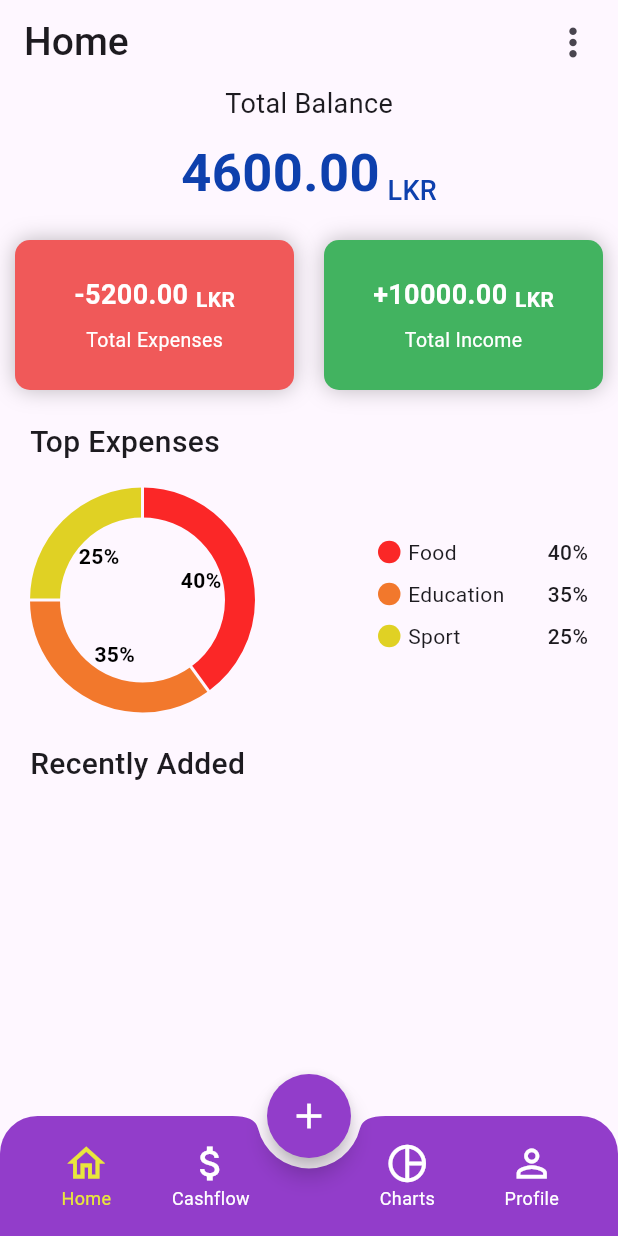
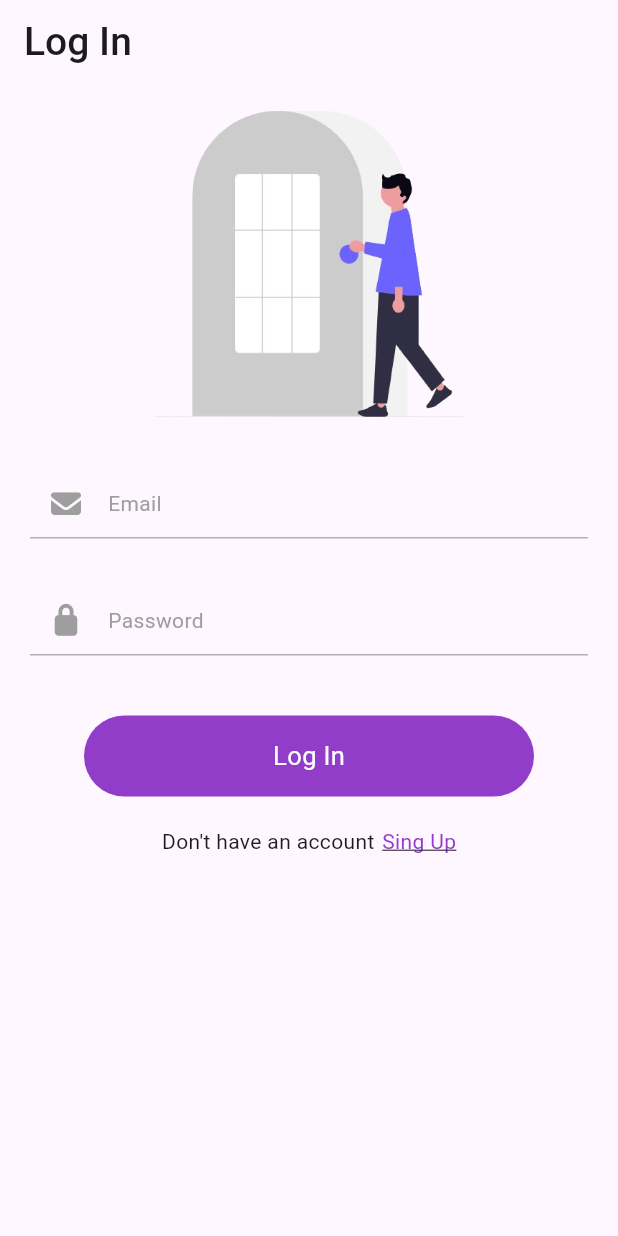
Before and after one commit to Lavindu208/Budget-Pro, a Flutter app: the screen it shows after launch, on a phone screen of 412 x 824 dp. Run offline on Flutter 3.47's test engine with Material 3 defaults, Android fonts, the phone set to English and light mode, and no system bars; drawn by our look-alikes of fl_chart; our stand-ins replace cloud_firestore, firebase_auth, firebase_core, flutter_bloc, font_awesome_flutter, percent_indicator; accounts and stored records are empty.

Commit message:
created the sign up and login pages. Project connect with the firebase authentication

```diff
--- /dev/null
+++ b/lib/domain/authentication/auth_gate.dart
@@ -0,0 +1,25 @@
+import 'package:budget_pro/app.dart';
+import 'package:budget_pro/presentation/screens/log_in.dart';
+import 'package:firebase_auth/firebase_auth.dart';
+import 'package:flutter/material.dart';
+
+class AuthGate extends StatelessWidget {
+  const AuthGate({super.key});
+
+  @override
+  Widget build(BuildContext context) {
+    return StreamBuilder<User?>(
+      stream: FirebaseAuth.instance.authStateChanges(),
+      builder: (context, snapshot) {
+        if (snapshot.connectionState == ConnectionState.waiting) {
+          return Scaffold(body: Center(child: CircularProgressIndicator()));
+        }
+
+        if (snapshot.hasData) {
+          return App();
+        }
+        return LogIn();
+      },
+    );
+  }
+}
--- /dev/null
+++ b/lib/domain/authentication/auth_repository.dart
@@ -0,0 +1,53 @@
+import 'package:budget_pro/domain/routes/routes.dart';
+import 'package:cloud_firestore/cloud_firestore.dart';
+import 'package:firebase_auth/firebase_auth.dart';
+import 'package:flutter/material.dart';
+
+class AuthRepository {
+  final FirebaseAuth _auth = FirebaseAuth.instance;
+  final FirebaseFirestore _db = FirebaseFirestore.instance;
+
+  Future<void> signUpUser(
+    String email,
+    String password,
+    BuildContext context,
+  ) async {
+    try {
+      UserCredential credential = await _auth.createUserWithEmailAndPassword(
+        email: email,
+        password: password,
+      );
+      String uID = credential.user!.uid;
+      await _db.collection('users').doc(uID).set({
+        'email': email,
+        'createdAt': FieldValue.serverTimestamp(),
+      });
+      if (context.mounted) {
+        Navigator.pushNamed(context, AppRoutes.logIn);
+        debugPrint('login');
+      }
+    } catch (e) {
+      throw Exception("Failed to sing up : $e");
+    }
+  }
+
+  Future<void> logIn(
+    String email,
+    String password,
+    BuildContext context,
+  ) async {
+    try {
+      await _auth.signInWithEmailAndPassword(email: email, password: password);
+      if (context.mounted) {
+        Navigator.pushNamed(context, AppRoutes.app);
+        debugPrint('login');
+      }
+    } catch (e) {
+      throw Exception("Login failed : $e");
+    }
+  }
+
+  Future<void> logOut() async {
+    await _auth.signOut();
+  }
+}
--- a/lib/domain/routes/routes.dart
+++ b/lib/domain/routes/routes.dart
@@ -2,4 +2,7 @@ class AppRoutes {
   static const String splash = '/';
   static const String addExpense = '/addExpense';
   static const String addIncome = '/add_income';
+  static const String signUp = '/sign_up';
+  static const String logIn = '/log_in';
+  static const String app = './app';
 }
--- a/lib/main.dart
+++ b/lib/main.dart
@@ -1,3 +1,5 @@
+import 'package:budget_pro/app.dart';
+import 'package:budget_pro/domain/authentication/auth_gate.dart';
 import 'package:budget_pro/domain/bloc/add_new_expense_bloc.dart';
 import 'package:budget_pro/domain/bloc/add_new_income_bloc.dart';
 import 'package:budget_pro/domain/bloc/bottomNavigator/navigator_event.dart';
@@ -8,10 +10,11 @@ import 'package:budget_pro/domain/income_repository.dart';
 import 'package:budget_pro/firebase_options.dart';
 import 'package:budget_pro/presentation/screens/addExpense.dart';
 import 'package:budget_pro/presentation/screens/add_income.dart';
+import 'package:budget_pro/presentation/screens/log_in.dart';
+import 'package:budget_pro/presentation/screens/signup.dart';
 import 'package:firebase_core/firebase_core.dart';
 import 'package:flutter/material.dart';
 import 'package:flutter_bloc/flutter_bloc.dart';
-import 'app.dart';
 import './domain/routes/routes.dart';
 
 void main() async {
@@ -57,10 +60,13 @@ class MyApp extends StatelessWidget {
     return MaterialApp(
       debugShowCheckedModeBanner: false,
       title: 'Budget Pro',
-      home: App(),
+      home: AuthGate(),
       routes: {
         AppRoutes.addExpense: (context) => const AddExpense(),
         AppRoutes.addIncome: (context) => const AddIncome(),
+        AppRoutes.signUp: (context) => const SignUp(),
+        AppRoutes.logIn: (context) => const LogIn(),
+        AppRoutes.app: (context) => const App(),
       },
     );
   }
--- a/lib/presentation/components/custom_numpad_widget.dart
+++ b/lib/presentation/components/custom_numpad_widget.dart
@@ -1,7 +1,6 @@
 import 'package:budget_pro/domain/bloc/add_new_expense_bloc.dart';
 import 'package:budget_pro/domain/bloc/add_new_income_bloc.dart';
 import 'package:budget_pro/domain/bloc/display_category_cubit.dart';
-import 'package:budget_pro/domain/show_select_option.dart';
 import 'package:budget_pro/presentation/appColors/app_colors.dart';
 import 'package:flutter/material.dart';
 import 'package:flutter_bloc/flutter_bloc.dart';
@@ -108,7 +107,8 @@ class _CustomNumpad extends State<CustomNumpad> {
                     SizedBox(width: 5),
                     InkWell(
                       onTap: () {
-                        widget.previousRoute == 'expense_item'
+                        print(widget.previousRoute);
+                        widget.previousRoute == '/addExpense'
                             ? context.read<AddNewExpenseBloc>().add(
                                 AddNewExpenseItem(
                                   context.read<DisplayCategoryCubit>().state,
--- /dev/null
+++ b/lib/presentation/screens/log_in.dart
@@ -0,0 +1,151 @@
+import 'package:budget_pro/domain/authentication/auth_repository.dart';
+import 'package:budget_pro/domain/routes/routes.dart';
+import 'package:budget_pro/presentation/appColors/app_colors.dart';
+import 'package:flutter/material.dart';
+import 'package:font_awesome_flutter/font_awesome_flutter.dart';
+
+class LogIn extends StatefulWidget {
+  const LogIn({super.key});
+
+  @override
+  State<LogIn> createState() => _LogInState();
+}
+
+class _LogInState extends State<LogIn> {
+  final TextEditingController _emailPinController = TextEditingController();
+  final TextEditingController _passwordPinController = TextEditingController();
+  AuthRepository authRepository = AuthRepository();
+
+  @override
+  void dispose() {
+    _emailPinController.dispose();
+    _passwordPinController.dispose();
+    super.dispose();
+  }
+
+  @override
+  Widget build(BuildContext context) {
+    return Scaffold(
+      appBar: AppBar(
+        title: Text(
+          'Log In',
+          style: TextStyle(fontSize: 26, fontWeight: FontWeight.w500),
+        ),
+      ),
+      body: Column(
+        crossAxisAlignment: CrossAxisAlignment.center,
+        children: [
+          Align(
+            alignment: Alignment.center,
+            child: Image.asset(
+              width: 240,
+              height: 240,
+              'assets/images/log_in.png',
+            ),
+          ),
+          SizedBox(height: 15),
+          Container(
+            padding: EdgeInsets.symmetric(horizontal: 20),
+            child: Column(
+              crossAxisAlignment: CrossAxisAlignment.center,
+              children: [
+                TextField(
+                  textAlignVertical: TextAlignVertical.center,
+                  controller: _emailPinController,
+                  decoration: InputDecoration(
+                    contentPadding: EdgeInsets.symmetric(horizontal: 10),
+                    hint: const Text(
+                      'Email',
+                      style: TextStyle(color: Colors.grey),
+                    ),
+                    prefixIcon: Icon(
+                      FontAwesomeIcons.solidEnvelope,
+                      size: 20,
+                      color: Colors.grey,
+                    ),
+                    enabledBorder: UnderlineInputBorder(
+                      borderSide: BorderSide(
+                        color: const Color.fromARGB(255, 177, 177, 177),
+                        width: 1,
+                      ),
+                    ),
+                  ),
+                ),
+                SizedBox(height: 30),
+                TextField(
+                  textAlignVertical: TextAlignVertical.center,
+                  controller: _passwordPinController,
+                  decoration: InputDecoration(
+                    contentPadding: EdgeInsets.symmetric(horizontal: 10),
+                    hint: const Text(
+                      'Password',
+                      style: TextStyle(color: Colors.grey),
+                    ),
+                    prefixIcon: Icon(
+                      FontAwesomeIcons.lock,
+                      size: 20,
+                      color: Colors.grey,
+                    ),
+                    enabledBorder: UnderlineInputBorder(
+                      borderSide: BorderSide(
+                        color: const Color.fromARGB(255, 177, 177, 177),
+                        width: 1,
+                      ),
+                    ),
+                  ),
+                ),
+                SizedBox(height: 40),
+                Material(
+                  child: InkWell(
+                    borderRadius: BorderRadius.circular(100),
+                    onTap: () {
+                      authRepository.logIn(
+                        _emailPinController.text,
+                        _passwordPinController.text,
+                        context,
+                      );
+                    },
+                    child: Container(
+                      width: 300,
+                      padding: EdgeInsets.symmetric(vertical: 15),
+                      decoration: BoxDecoration(
+                        color: AppColors.navigatorColor,
+                        borderRadius: BorderRadius.circular(100),
+                      ),
+                      child: Center(
+                        child: const Text(
+                          'Log In',
+                          style: TextStyle(fontSize: 17, color: Colors.white),
+                        ),
+                      ),
+                    ),
+                  ),
+                ),
+                SizedBox(height: 20),
+                Row(
+                  mainAxisAlignment: MainAxisAlignment.center,
+                  children: [
+                    const Text("Don't have an account"),
+                    SizedBox(width: 5),
+                    GestureDetector(
+                      onTap: () {
+                        Navigator.pushNamed(context, AppRoutes.signUp);
+                      },
+                      child: const Text(
+                        'Sing Up',
+                        style: TextStyle(
+                          color: AppColors.navigatorColor,
+                          decoration: TextDecoration.underline,
+                        ),
+                      ),
+                    ),
+                  ],
+                ),
+              ],
+            ),
+          ),
+        ],
+      ),
+    );
+  }
+}
--- a/pubspec.yaml
+++ b/pubspec.yaml
@@ -41,6 +41,7 @@ dependencies:
   fl_chart: ^1.1.1
   firebase_core: ^4.5.0
   cloud_firestore: ^6.1.3
+  firebase_auth: ^6.2.0
 
 dev_dependencies:
   flutter_test:
@@ -67,6 +68,8 @@ flutter:
   # To add assets to your application, add an assets section, like this:
   assets:
     - assets/images/profile_image.png
+    - assets/images/sign_up.png
+    - assets/images/log_in.png
 
   # An image asset can refer to one or more resolution-specific "variants", see
   # https://flutter.dev/to/resolution-aware-images
```
Also changed, not shown: lib/app.dart (+35 -9 lines), lib/data/models/navigation_list.dart (added, +10 -0 lines), lib/domain/expense_repository.dart (+18 -4 lines), lib/domain/income_repository.dart (+13 -2 lines), lib/presentation/screens/home.dart (+8 -0 lines), lib/presentation/screens/signup.dart (added, +145 -0 lines), assets/images/log_in.png (added), assets/images/sign_up.png (added), pubspec.lock, 3 other files.
